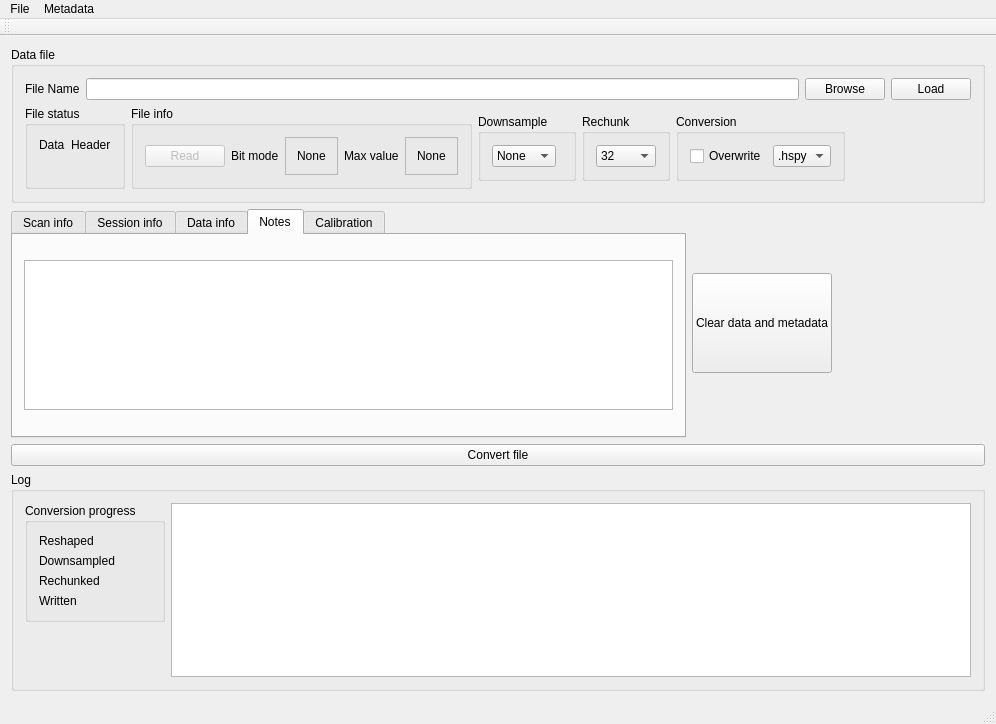
Qt form mib2hspy/gui/source/QTCmib2hspy/mainwindow.ui (TEM-Gemini-Centre/mib2hspy) before a commit.
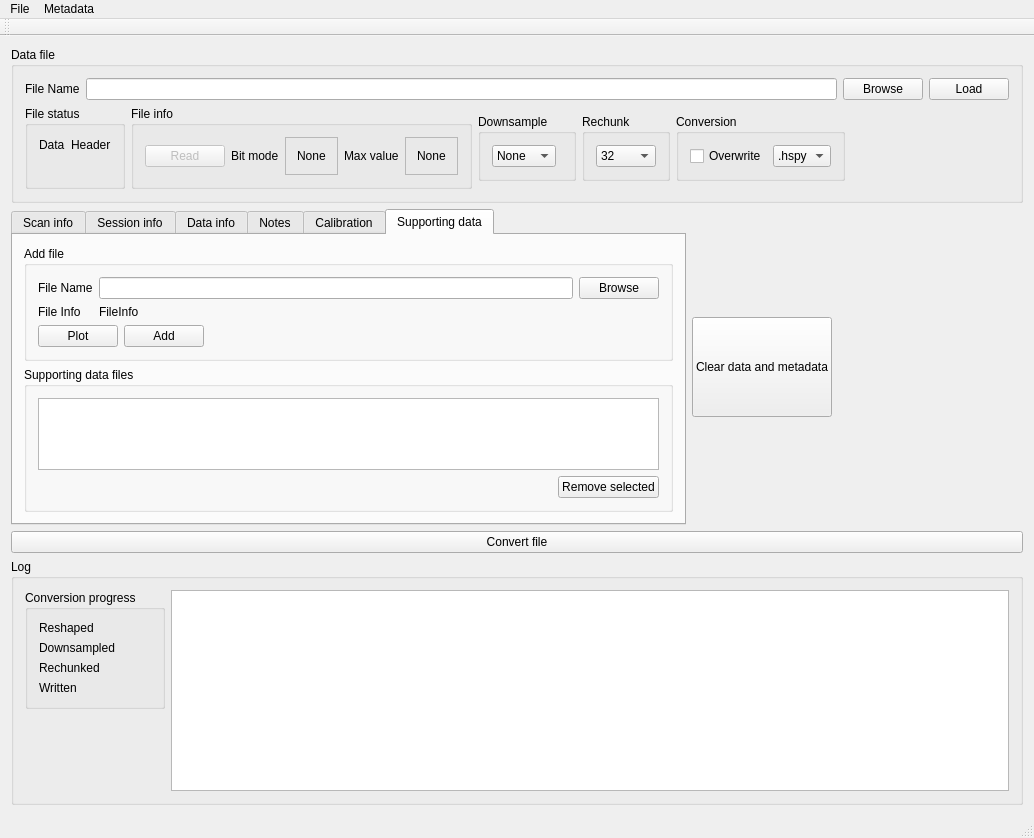
The same form after that commit. Icons and pictures are not drawn. Custom widgets are drawn as their Qt base class.

Commit message: Added a supporting data tab in mainwindow

Diff of the .ui file:
```diff
--- a/mib2hspy/gui/source/QTCmib2hspy/mainwindow.ui
+++ b/mib2hspy/gui/source/QTCmib2hspy/mainwindow.ui
@@ -6,8 +6,8 @@
    <rect>
     <x>0</x>
     <y>0</y>
-    <width>996</width>
-    <height>724</height>
+    <width>1034</width>
+    <height>838</height>
    </rect>
   </property>
   <property name="windowTitle">
@@ -182,8 +182,11 @@
           <verstretch>0</verstretch>
          </sizepolicy>
         </property>
+        <property name="tabPosition">
+         <enum>QTabWidget::North</enum>
+        </property>
         <property name="currentIndex">
-         <number>3</number>
+         <number>5</number>
         </property>
         <widget class="QWidget" name="tab">
          <attribute name="title">
@@ -727,10 +730,10 @@
           <string>Notes</string>
          </attribute>
          <layout class="QVBoxLayout" name="verticalLayout_5">
-          <item>
+          <item alignment="Qt::AlignTop">
            <widget class="QTextEdit" name="notesTextEdit">
             <property name="sizePolicy">
-             <sizepolicy hsizetype="Preferred" vsizetype="Maximum">
+             <sizepolicy hsizetype="Preferred" vsizetype="Preferred">
               <horstretch>0</horstretch>
               <verstretch>0</verstretch>
              </sizepolicy>
@@ -738,11 +741,24 @@
             <property name="maximumSize">
              <size>
               <width>16777215</width>
-              <height>150</height>
+              <height>300</height>
              </size>
             </property>
            </widget>
           </item>
+          <item>
+           <spacer name="verticalSpacer_5">
+            <property name="orientation">
+             <enum>Qt::Vertical</enum>
+            </property>
+            <property name="sizeHint" stdset="0">
+             <size>
+              <width>20</width>
+              <height>40</height>
+             </size>
+            </property>
+           </spacer>
+          </item>
          </layout>
         </widget>
         <widget class="QWidget" name="tab_5">
@@ -1003,6 +1019,139 @@
             </item>
            </layout>
           </item>
+          <item>
+           <spacer name="verticalSpacer_4">
+            <property name="orientation">
+             <enum>Qt::Vertical</enum>
+            </property>
+            <property name="sizeHint" stdset="0">
+             <size>
+              <width>20</width>
+              <height>40</height>
+             </size>
+            </property>
+           </spacer>
+          </item>
+         </layout>
+        </widget>
+        <widget class="QWidget" name="tab_6">
+         <attribute name="title">
+          <string>Supporting data</string>
+         </attribute>
+         <layout class="QVBoxLayout" name="verticalLayout_6">
+          <item>
+           <widget class="QGroupBox" name="groupBox_12">
+            <property name="title">
+             <string>Add file</string>
+            </property>
+            <layout class="QVBoxLayout" name="verticalLayout_9">
+             <item>
+              <layout class="QGridLayout" name="gridLayout_19">
+               <item row="0" column="0">
+                <widget class="QLabel" name="label_36">
+                 <property name="text">
+                  <string>File Name</string>
+                 </property>
+                </widget>
+               </item>
+               <item row="0" column="1">
+                <widget class="QLineEdit" name="supportingDataLineEdit"/>
+               </item>
+               <item row="0" column="2">
+                <widget class="QPushButton" name="browseSupportingDataButton">
+                 <property name="text">
+                  <string>Browse</string>
+                 </property>
+                </widget>
+               </item>
+               <item row="1" column="0">
+                <widget class="QLabel" name="label_37">
+                 <property name="text">
+                  <string>File Info</string>
+                 </property>
+                </widget>
+               </item>
+               <item row="1" column="1">
+                <widget class="QLabel" name="fileInfoLabel">
+                 <property name="text">
+                  <string>FileInfo</string>
+                 </property>
+                </widget>
+               </item>
+              </layout>
+             </item>
+             <item>
+              <layout class="QHBoxLayout" name="horizontalLayout_4">
+               <item>
+                <widget class="QPushButton" name="plotSupportingDataButton">
+                 <property name="sizePolicy">
+                  <sizepolicy hsizetype="Maximum" vsizetype="Maximum">
+                   <horstretch>0</horstretch>
+                   <verstretch>0</verstretch>
+                  </sizepolicy>
+                 </property>
+                 <property name="text">
+                  <string>Plot</string>
+                 </property>
+                </widget>
+               </item>
+               <item>
+                <widget class="QPushButton" name="addSupportingDataButton">
+                 <property name="sizePolicy">
+                  <sizepolicy hsizetype="Maximum" vsizetype="Maximum">
+                   <horstretch>0</horstretch>
+                   <verstretch>0</verstretch>
+                  </sizepolicy>
+                 </property>
+                 <property name="text">
+                  <string>Add</string>
+                 </property>
+                </widget>
+               </item>
+               <item>
+                <spacer name="horizontalSpacer_6">
+                 <property name="orientation">
+                  <enum>Qt::Horizontal</enum>
+                 </property>
+                 <property name="sizeHint" stdset="0">
+                  <size>
+                   <width>40</width>
+                   <height>20</height>
+                  </size>
+                 </property>
+                </spacer>
+               </item>
+              </layout>
+             </item>
+            </layout>
+           </widget>
+          </item>
+          <item>
+           <widget class="QGroupBox" name="groupBox_13">
+            <property name="title">
+             <string>Supporting data files</string>
+            </property>
+            <layout class="QVBoxLayout" name="verticalLayout_8">
+             <item>
+              <widget class="QListWidget" name="supportingDataListWidget">
+               <property name="sizePolicy">
+                <sizepolicy hsizetype="Expanding" vsizetype="Preferred">
+                 <horstretch>0</horstretch>
+                 <verstretch>0</verstretch>
+                </sizepolicy>
+               </property>
+              </widget>
+             </item>
+             <item alignment="Qt::AlignRight">
+              <widget class="QPushButton" name="removeSelectedSupportingDataButton">
+               <property name="text">
+                <string>Remove selected</string>
+               </property>
+              </widget>
+             </item>
+            </layout>
+           </widget>
+          </item>
          </layout>
         </widget>
        </widget>
@@ -1474,7 +1623,7 @@
     <rect>
      <x>0</x>
      <y>0</y>
-     <width>996</width>
+     <width>1034</width>
      <height>22</height>
     </rect>
    </property>
```
Left out of the diff: 37 changed lines with no effect on the pictures.
